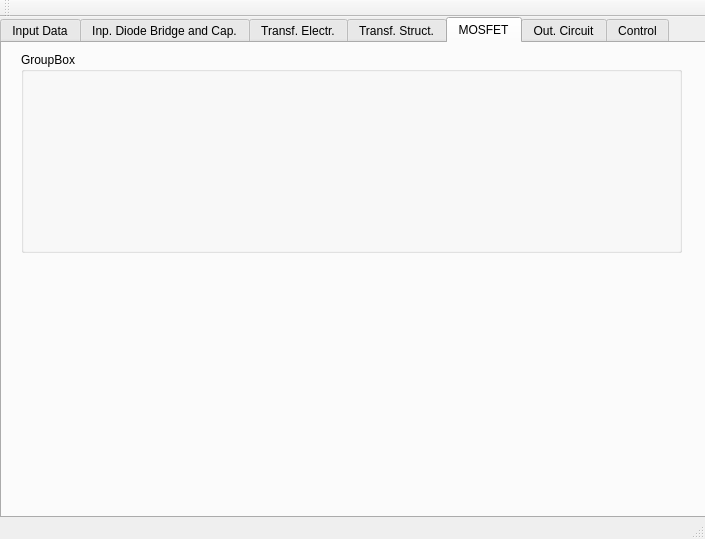
Qt form FLySMPS/FLySMPS.ui (aemeltsev/FLySMPS) before a commit.
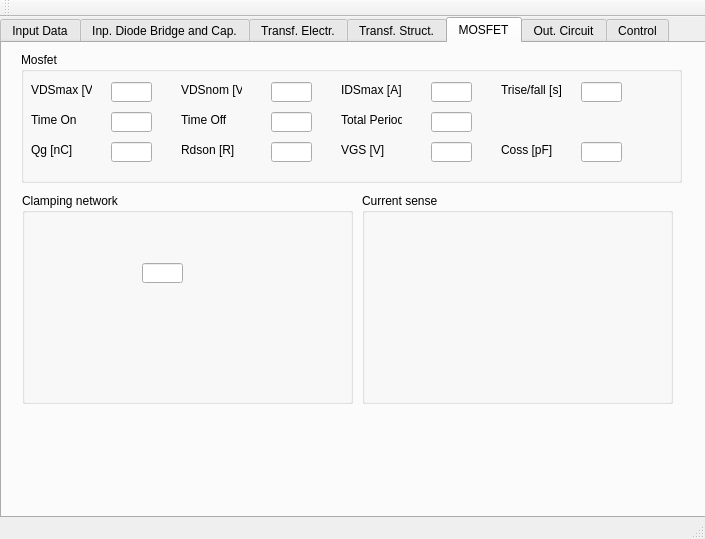
The same form after that commit.

Commit message: complete switch mosfet class, but need comment for methods!!!

Diff of the .ui file:
```diff
--- a/FLySMPS/FLySMPS.ui
+++ b/FLySMPS/FLySMPS.ui
@@ -3107,11 +3107,300 @@
         <x>19</x>
         <y>9</y>
         <width>661</width>
-        <height>201</height>
+        <height>131</height>
        </rect>
       </property>
       <property name="title">
-       <string>GroupBox</string>
+       <string>Mosfet</string>
+      </property>
+      <widget class="QLineEdit" name="lineEdit_32">
+       <property name="geometry">
+        <rect>
+         <x>90</x>
+         <y>30</y>
+         <width>41</width>
+         <height>20</height>
+        </rect>
+       </property>
+      </widget>
+      <widget class="QLabel" name="label_113">
+       <property name="geometry">
+        <rect>
+         <x>10</x>
+         <y>30</y>
+         <width>61</width>
+         <height>16</height>
+        </rect>
+       </property>
+       <property name="text">
+        <string>VDSmax [V]</string>
+       </property>
+      </widget>
+      <widget class="QLabel" name="label_114">
+       <property name="geometry">
+        <rect>
+         <x>320</x>
+         <y>30</y>
+         <width>61</width>
+         <height>16</height>
+        </rect>
+       </property>
+       <property name="text">
+        <string>IDSmax [A]</string>
+       </property>
+      </widget>
+      <widget class="QLineEdit" name="lineEdit_142">
+       <property name="geometry">
+        <rect>
+         <x>410</x>
+         <y>30</y>
+         <width>41</width>
+         <height>20</height>
+        </rect>
+       </property>
+      </widget>
+      <widget class="QLineEdit" name="lineEdit_143">
+       <property name="geometry">
+        <rect>
+         <x>250</x>
+         <y>30</y>
+         <width>41</width>
+         <height>20</height>
+        </rect>
+       </property>
+      </widget>
+      <widget class="QLineEdit" name="lineEdit_144">
+       <property name="geometry">
+        <rect>
+         <x>560</x>
+         <y>30</y>
+         <width>41</width>
+         <height>20</height>
+        </rect>
+       </property>
+      </widget>
+      <widget class="QLabel" name="label_115">
+       <property name="geometry">
+        <rect>
+         <x>480</x>
+         <y>30</y>
+         <width>61</width>
+         <height>16</height>
+        </rect>
+       </property>
+       <property name="text">
+        <string>Trise/fall [s]</string>
+       </property>
+      </widget>
+      <widget class="QLabel" name="label_116">
+       <property name="geometry">
+        <rect>
+         <x>480</x>
+         <y>90</y>
+         <width>61</width>
+         <height>16</height>
+        </rect>
+       </property>
+       <property name="text">
+        <string>Coss [pF]</string>
+       </property>
+      </widget>
+      <widget class="QLabel" name="label_117">
+       <property name="geometry">
+        <rect>
+         <x>160</x>
+         <y>90</y>
+         <width>61</width>
+         <height>16</height>
+        </rect>
+       </property>
+       <property name="text">
+        <string>Rdson [R]</string>
+       </property>
+      </widget>
+      <widget class="QLineEdit" name="lineEdit_145">
+       <property name="geometry">
+        <rect>
+         <x>250</x>
+         <y>90</y>
+         <width>41</width>
+         <height>20</height>
+        </rect>
+       </property>
+      </widget>
+      <widget class="QLabel" name="label_118">
+       <property name="geometry">
+        <rect>
+         <x>10</x>
+         <y>90</y>
+         <width>61</width>
+         <height>16</height>
+        </rect>
+       </property>
+       <property name="text">
+        <string>Qg [nC]</string>
+       </property>
+      </widget>
+      <widget class="QLineEdit" name="lineEdit_146">
+       <property name="geometry">
+        <rect>
+         <x>90</x>
+         <y>90</y>
+         <width>41</width>
+         <height>20</height>
+        </rect>
+       </property>
+      </widget>
+      <widget class="QLabel" name="label_119">
+       <property name="geometry">
+        <rect>
+         <x>320</x>
+         <y>90</y>
+         <width>61</width>
+         <height>16</height>
+        </rect>
+       </property>
+       <property name="text">
+        <string>VGS [V]</string>
+       </property>
+      </widget>
+      <widget class="QLineEdit" name="lineEdit_147">
+       <property name="geometry">
+        <rect>
+         <x>410</x>
+         <y>90</y>
+         <width>41</width>
+         <height>20</height>
+        </rect>
+       </property>
+      </widget>
+      <widget class="QLineEdit" name="lineEdit_151">
+       <property name="geometry">
+        <rect>
+         <x>560</x>
+         <y>90</y>
+         <width>41</width>
+         <height>20</height>
+        </rect>
+       </property>
+      </widget>
+      <widget class="QLabel" name="label_123">
+       <property name="geometry">
+        <rect>
+         <x>160</x>
+         <y>30</y>
+         <width>61</width>
+         <height>16</height>
+        </rect>
+       </property>
+       <property name="text">
+        <string>VDSnom [V]</string>
+       </property>
+      </widget>
+      <widget class="QLineEdit" name="lineEdit_150">
+       <property name="geometry">
+        <rect>
+         <x>90</x>
+         <y>60</y>
+         <width>41</width>
+         <height>20</height>
+        </rect>
+       </property>
+      </widget>
+      <widget class="QLabel" name="label_120">
+       <property name="geometry">
+        <rect>
+         <x>320</x>
+         <y>60</y>
+         <width>61</width>
+         <height>16</height>
+        </rect>
+       </property>
+       <property name="text">
+        <string>Total Period</string>
+       </property>
+      </widget>
+      <widget class="QLineEdit" name="lineEdit_148">
+       <property name="geometry">
+        <rect>
+         <x>250</x>
+         <y>60</y>
+         <width>41</width>
+         <height>20</height>
+        </rect>
+       </property>
+      </widget>
+      <widget class="QLabel" name="label_121">
+       <property name="geometry">
+        <rect>
+         <x>10</x>
+         <y>60</y>
+         <width>61</width>
+         <height>16</height>
+        </rect>
+       </property>
+       <property name="text">
+        <string>Time On</string>
+       </property>
+      </widget>
+      <widget class="QLabel" name="label_122">
+       <property name="geometry">
+        <rect>
+         <x>160</x>
+         <y>60</y>
+         <width>61</width>
+         <height>16</height>
+        </rect>
+       </property>
+       <property name="text">
+        <string>Time Off</string>
+       </property>
+      </widget>
+      <widget class="QLineEdit" name="lineEdit_149">
+       <property name="geometry">
+        <rect>
+         <x>410</x>
+         <y>60</y>
+         <width>41</width>
+         <height>20</height>
+        </rect>
+       </property>
+      </widget>
+     </widget>
+     <widget class="QGroupBox" name="groupBox_14">
+      <property name="geometry">
+       <rect>
+        <x>20</x>
+        <y>150</y>
+        <width>331</width>
+        <height>211</height>
+       </rect>
+      </property>
+      <property name="title">
+       <string>Clamping network</string>
+      </property>
+      <widget class="QLineEdit" name="lineEdit_152">
+       <property name="geometry">
+        <rect>
+         <x>120</x>
+         <y>70</y>
+         <width>41</width>
+         <height>20</height>
+        </rect>
+       </property>
+      </widget>
+     </widget>
+     <widget class="QGroupBox" name="groupBox_15">
+      <property name="geometry">
+       <rect>
+        <x>360</x>
+        <y>150</y>
+        <width>311</width>
+        <height>211</height>
+       </rect>
+      </property>
+      <property name="title">
+       <string>Current sense</string>
       </property>
      </widget>
     </widget>
```
Left out of the diff: 257 changed lines with no effect on the pictures. The commit also changes 4 other files.
